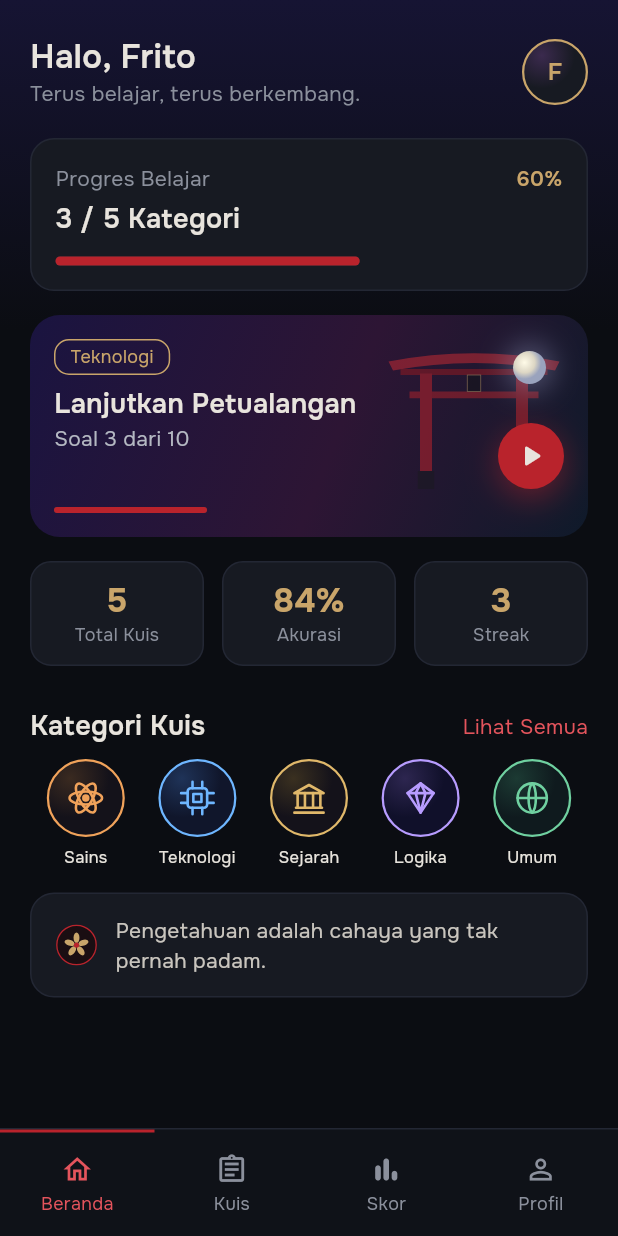
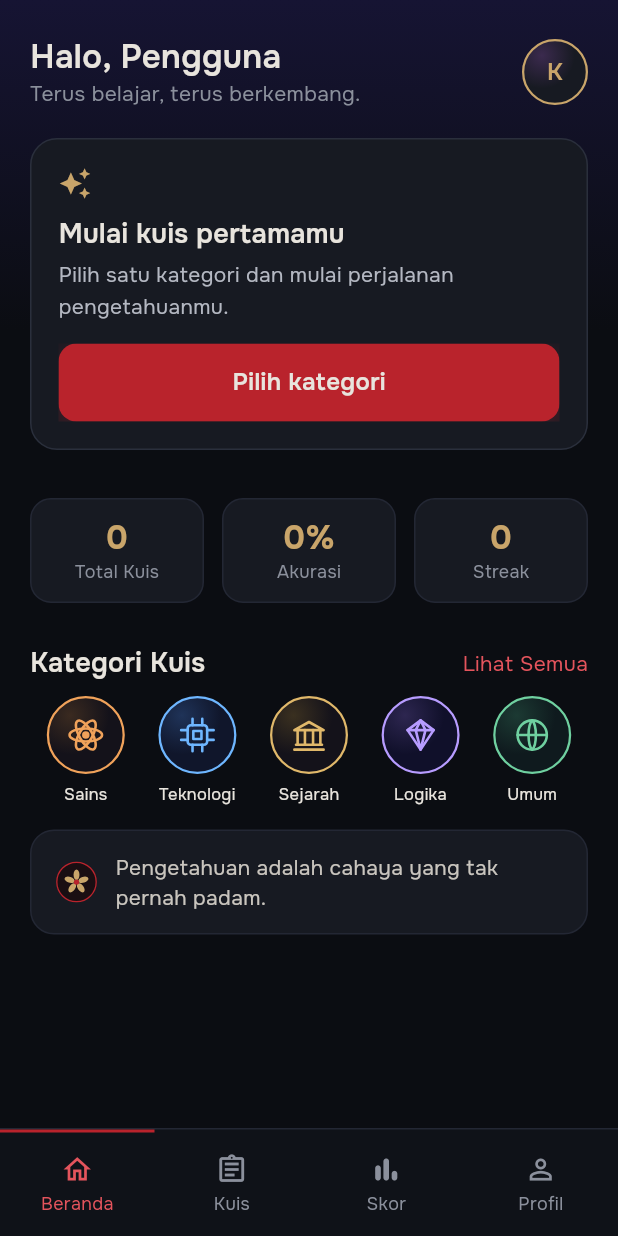
Before and after one commit to Frito-Radestya/UTS_LAB_Pemrograman-Mobile-5, a Flutter app: the BerandaPage screen opened by its route, on a phone screen of 412 x 824 dp. Run offline on Flutter 3.47's test engine with Material 3 defaults, Android fonts, the phone set to English and light mode, and no system bars; our stand-ins replace flutter_svg, go_router.

Commit message:
fix: hapus data mock dan mulai dari akun kosong

```diff
--- a/lib/data/quiz_data.dart
+++ b/lib/data/quiz_data.dart
@@ -14,7 +14,6 @@ const categories = <QuizCategory>[
     iconAsset: 'assets/svg/icon_sains.svg',
     gradientInner: Color(0xFF3A2A20),
     gradientOuter: Color(0xFF14121A),
-    bestScore: 90,
   ),
   QuizCategory(
     id: CategoryId.teknologi,
@@ -26,7 +25,6 @@ const categories = <QuizCategory>[
     iconAsset: 'assets/svg/icon_teknologi.svg',
     gradientInner: Color(0xFF1F3358),
     gradientOuter: Color(0xFF10162B),
-    bestScore: 80,
   ),
   QuizCategory(
     id: CategoryId.sejarah,
@@ -39,7 +37,6 @@ const categories = <QuizCategory>[
     iconAsset: 'assets/svg/icon_sejarah.svg',
     gradientInner: Color(0xFF3A3020),
     gradientOuter: Color(0xFF14121A),
-    bestScore: 70,
   ),
   QuizCategory(
     id: CategoryId.logika,
@@ -52,7 +49,6 @@ const categories = <QuizCategory>[
     iconAsset: 'assets/svg/icon_logika.svg',
     gradientInner: Color(0xFF2D2650),
     gradientOuter: Color(0xFF10102A),
-    bestScore: 90,
   ),
   QuizCategory(
     id: CategoryId.umum,
@@ -65,7 +61,6 @@ const categories = <QuizCategory>[
     iconAsset: 'assets/svg/icon_umum.svg',
     gradientInner: Color(0xFF1C3A33),
     gradientOuter: Color(0xFF0F1A1E),
-    bestScore: 80,
   ),
 ];
 
--- a/lib/models/models.dart
+++ b/lib/models/models.dart
@@ -18,7 +18,6 @@ class QuizCategory {
     required this.gradientInner,
     required this.gradientOuter,
     this.questionCount = 10,
-    this.bestScore = 0,
     this.available = true,
   });
 
@@ -32,7 +31,6 @@ class QuizCategory {
   final Color gradientInner;
   final Color gradientOuter;
   final int questionCount;
-  final int bestScore;
   final bool available;
 }
 
--- a/lib/pages/beranda_page.dart
+++ b/lib/pages/beranda_page.dart
@@ -3,7 +3,6 @@ import 'package:go_router/go_router.dart';
 import 'package:provider/provider.dart';
 
 import '../data/quiz_data.dart';
-import '../models/models.dart';
 import '../state/app_state.dart';
 import '../theme/app_colors.dart';
 import '../theme/app_theme.dart';
@@ -15,10 +14,8 @@ class BerandaPage extends StatelessWidget {
   @override
   Widget build(BuildContext context) {
     final app = context.watch<AppState>();
-    final resumeCat = categoryById(
-      app.resume?.categoryId ?? CategoryId.teknologi,
-    );
-    final resumeIndex = app.resume?.index ?? 2;
+    final resume = app.resume;
+    final categoryCount = categories.length;
 
     return ScreenScaffold(
       navIndex: 0,
@@ -66,7 +63,50 @@ class BerandaPage extends StatelessWidget {
             ),
           ),
           const SizedBox(height: 20),
-          // Progress card
+          // Akun baru mendapat ajakan memulai, bukan progres kosong.
+          if (app.history.isEmpty)
+            Container(
+              padding: const EdgeInsets.all(18),
+              decoration: BoxDecoration(
+                color: AppColors.surface,
+                borderRadius: BorderRadius.circular(18),
+                border: Border.all(color: AppColors.borderStrong),
+              ),
+              child: Column(
+                crossAxisAlignment: CrossAxisAlignment.start,
+                children: [
+                  const Icon(
+                    Icons.auto_awesome,
+                    color: AppColors.gold,
+                    size: 22,
+                  ),
+                  const SizedBox(height: 10),
+                  Text(
+                    'Mulai kuis pertamamu',
+                    style: AppTheme.onest(
+                      size: 18,
+                      heightPx: 26,
+                      weight: FontWeight.w600,
+                    ),
+                  ),
+                  const SizedBox(height: 4),
+                  Text(
+                    'Pilih satu kategori dan mulai perjalanan pengetahuanmu.',
+                    style: AppTheme.onest(
+                      size: 14,
+                      heightPx: 21,
+                      color: AppColors.textSoft,
+                    ),
+                  ),
+                  const SizedBox(height: 14),
+                  PrimaryButton(
+                    label: 'Pilih kategori',
+                    onTap: () => context.go('/kategori'),
+                  ),
+                ],
+              ),
+            )
+          else
             Container(
               padding: const EdgeInsets.all(16),
               decoration: BoxDecoration(
@@ -89,7 +129,7 @@ class BerandaPage extends StatelessWidget {
                       ),
                       const Spacer(),
                       Text(
-                      '${((app.learningPathDone / 5) * 100).round()}%',
+                        '${((app.learningPathDone / categoryCount) * 100).round()}%',
                         style: AppTheme.onest(
                           size: 14,
                           heightPx: 20,
@@ -101,7 +141,7 @@ class BerandaPage extends StatelessWidget {
                   ),
                   const SizedBox(height: 4),
                   Text(
-                  '${app.learningPathDone} / 5 Kategori',
+                    '${app.learningPathDone} / $categoryCount Kategori',
                     style: AppTheme.onest(
                       size: 18,
                       heightPx: 26,
@@ -109,12 +149,13 @@ class BerandaPage extends StatelessWidget {
                     ),
                   ),
                   const SizedBox(height: 12),
-                KageProgressBar(value: app.learningPathDone / 5),
+                  KageProgressBar(value: app.learningPathDone / categoryCount),
                 ],
               ),
             ),
           const SizedBox(height: 16),
-          // "Lanjutkan Petualangan" card – fully responsive, no absolute positions
+          // "Lanjutkan Petualangan" hanya muncul jika ada kuis tersimpan.
+          if (resume != null) ...[
             ClipRRect(
               borderRadius: BorderRadius.circular(20),
               child: Container(
@@ -151,7 +192,7 @@ class BerandaPage extends StatelessWidget {
                                   border: Border.all(color: AppColors.gold),
                                 ),
                                 child: Text(
-                                resumeCat.name,
+                                  categoryById(resume.categoryId).name,
                                   style: AppTheme.onest(
                                     size: 12,
                                     heightPx: 18,
@@ -169,7 +210,7 @@ class BerandaPage extends StatelessWidget {
                                 ),
                               ),
                               Text(
-                              'Soal ${resumeIndex + 1} dari ${resumeCat.questionCount}',
+                                'Soal ${resume.index + 1} dari ${categoryById(resume.categoryId).questionCount}',
                                 style: AppTheme.onest(
                                   size: 14,
                                   heightPx: 20,
@@ -229,13 +270,16 @@ class BerandaPage extends StatelessWidget {
                     ),
                     const SizedBox(height: 12),
                     KageProgressBar(
-                    value: (resumeIndex + 1) / resumeCat.questionCount,
+                      value:
+                          (resume.index + 1) /
+                          categoryById(resume.categoryId).questionCount,
                       height: 4,
                     ),
                   ],
                 ),
               ),
             ),
+          ],
           const SizedBox(height: 16),
           // Stats row
           Row(
--- a/lib/state/app_state.dart
+++ b/lib/state/app_state.dart
@@ -9,11 +9,11 @@ class AppState extends ChangeNotifier {
   bool loggedIn = false;
   bool notifications = true;
 
-  String fullName = 'Frito Radestya S.';
-  String email = 'frito@example.com';
-  int xp = 1250;
-  int level = 3;
-  int streak = 3;
+  String fullName = '';
+  String email = '';
+  int xp = 0;
+  int level = 1;
+  int streak = 0;
 
   Difficulty selectedDifficulty = Difficulty.pemula;
   CategoryId? activeCategory;
@@ -40,84 +40,28 @@ class AppState extends ChangeNotifier {
   List<List<int>> get optionOrders =>
       List<List<int>>.unmodifiable(_optionOrders.map(List<int>.unmodifiable));
 
-  InProgressQuiz? resume = const InProgressQuiz(
-    categoryId: CategoryId.teknologi,
-    difficulty: Difficulty.pemula,
-    index: 2,
-    answers: [0, 2, null, null, null, null, null, null, null, null],
-    submitted: [
-      true,
-      true,
-      false,
-      false,
-      false,
-      false,
-      false,
-      false,
-      false,
-      false,
-    ],
-  );
+  InProgressQuiz? resume;
 
   bool isQuestionLocked(int index) =>
       index >= 0 && index < _submitted.length && _submitted[index];
 
   bool get currentQuestionLocked => isQuestionLocked(questionIndex);
 
-  final List<QuizResult> history = [
-    QuizResult(
-      categoryId: CategoryId.teknologi,
-      score: 80,
-      correct: 8,
-      total: 10,
-      duration: const Duration(minutes: 2, seconds: 45),
-      playedAt: DateTime(2025, 10, 8, 20, 12),
-      difficulty: Difficulty.pemula,
-    ),
-    QuizResult(
-      categoryId: CategoryId.sains,
-      score: 100,
-      correct: 10,
-      total: 10,
-      duration: const Duration(minutes: 2, seconds: 12),
-      playedAt: DateTime(2025, 10, 6, 19, 40),
-      difficulty: Difficulty.pemula,
-    ),
-    QuizResult(
-      categoryId: CategoryId.sejarah,
-      score: 70,
-      correct: 7,
-      total: 10,
-      duration: const Duration(minutes: 3, seconds: 1),
-      playedAt: DateTime(2025, 10, 4, 18, 5),
-      difficulty: Difficulty.pemula,
-    ),
-    QuizResult(
-      categoryId: CategoryId.logika,
-      score: 90,
-      correct: 9,
-      total: 10,
-      duration: const Duration(minutes: 2, seconds: 57),
-      playedAt: DateTime(2025, 10, 3, 21, 11),
-      difficulty: Difficulty.pemula,
-    ),
-    QuizResult(
-      categoryId: CategoryId.umum,
-      score: 80,
-      correct: 8,
-      total: 10,
-      duration: const Duration(minutes: 3, seconds: 20),
-      playedAt: DateTime(2025, 10, 1, 16, 48),
-      difficulty: Difficulty.pemula,
-    ),
-  ];
+  final List<QuizResult> history = <QuizResult>[];
 
   String get firstName {
-    final parts = fullName.trim().split(RegExp(r'\s+'));
-    return parts.isEmpty ? 'Frito' : parts.first;
+    final parts = fullName
+        .trim()
+        .split(RegExp(r'\s+'))
+        .where((part) => part.isNotEmpty)
+        .toList();
+    return parts.isEmpty ? 'Pengguna' : parts.first;
   }
 
-  String get initial => firstName.isEmpty ? 'F' : firstName[0].toUpperCase();
+  String get initial {
+    final name = fullName.trim();
+    return name.isEmpty ? 'K' : name[0].toUpperCase();
+  }
 
   int get totalQuizzes => history.length;
   int get bestScore => history.isEmpty
@@ -139,8 +83,7 @@ class AppState extends ChangeNotifier {
     return ids.length;
   }
 
-  /// Angka di kartu Beranda mengikuti mock (3/5), terpisah dari jumlah riwayat.
-  int get learningPathDone => 3;
+  int get learningPathDone => completedCategories;
 
   List<BadgeItem> get badges {
     final hasQuiz = history.isNotEmpty;
@@ -169,7 +112,7 @@ class AppState extends ChangeNotifier {
         title: 'Streak 7',
         subtitle: 'Main 7 hari berturut-turut',
         asset: 'assets/svg/badge_streak_7.svg',
-        earned: true,
+        earned: streak >= 7,
       ),
       BadgeItem(
         id: 'explorer',
@@ -412,7 +355,7 @@ class AppState extends ChangeNotifier {
 
   int bestFor(CategoryId id) {
     final items = history.where((e) => e.categoryId == id);
-    if (items.isEmpty) return categoryById(id).bestScore;
+    if (items.isEmpty) return 0;
     return items.map((e) => e.score).reduce((a, b) => a > b ? a : b);
   }
 }
```
Also changed, not shown: 1 other file. Lines whose indentation alone changed are shown as unchanged.
